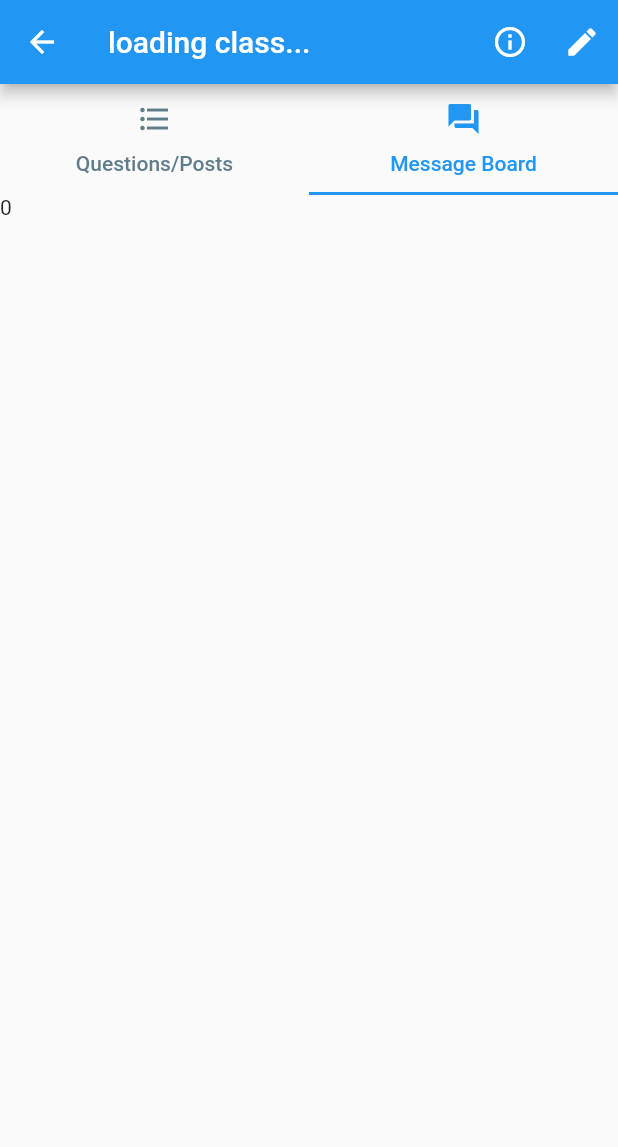
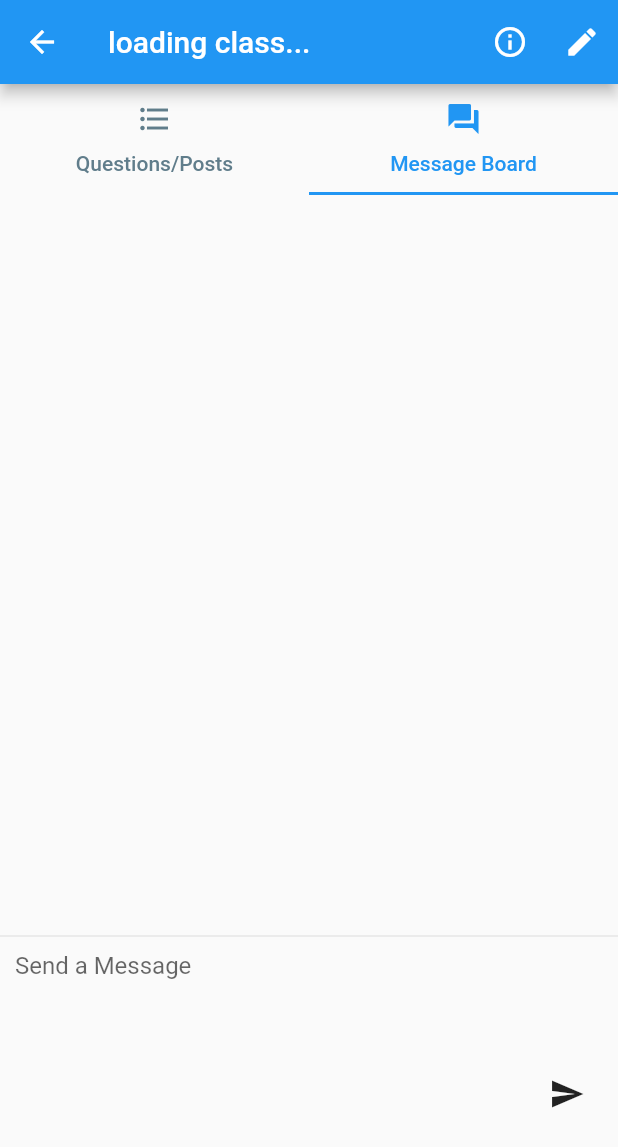
Before and after one commit to rsproule/WashUBubble, a Flutter app: the ClassPage screen opened directly with empty values, tab 2 chosen, on a phone screen of 412 x 824 dp. Shown: the top 1147 px of the screen. Run offline on Flutter 3.47's test engine with Material 2 defaults, Android fonts, the phone set to English and light mode, and no system bars; drawn by our look-alikes of firebase_database; our stand-ins replace firebase_auth, google_sign_in; accounts and stored records are empty.

Commit message:
message board is up and running.

```diff
--- a/lib/ClassPage.dart
+++ b/lib/ClassPage.dart
@@ -2,6 +2,7 @@ import 'dart:async';
 import 'package:flutter/material.dart';
 import './PostQuestion.dart' as newQuestion;
 import './PostTile.dart' as post;
+import './MessageBoard.dart' as msg;
 import './loginStuff.dart' as login;
 
 import 'package:google_sign_in/google_sign_in.dart';
@@ -44,7 +45,6 @@ class ClassPageState extends State<ClassPage>
 
 
   TabController _tabController;
-  int currentState = 0;
 
 
   String classKey, name, professor, code;
@@ -72,8 +72,7 @@ class ClassPageState extends State<ClassPage>
                 Icons.info_outline, color: Colors.white),
                 onPressed: showInfo
             ),
-            currentState == 0
-            ? new IconButton(icon: new Icon(
+            new IconButton(icon: new Icon(
                 Icons.create, color: Colors.white),
                 onPressed: () {
                   Navigator.of(context).push(new MaterialPageRoute(
@@ -84,8 +83,7 @@ class ClassPageState extends State<ClassPage>
                   );
                 }
 
-            )
-            : new Container(),
+    ),
 
           ]
       ),
@@ -111,17 +109,18 @@ class ClassPageState extends State<ClassPage>
                               itemBuilder: (context, DataSnapshot snapshot,
                                   Animation<double> animation) {
                                 return new Column(
-                                    children: <StatefulWidget>[
+                                    children: <Widget>[
                                       new post.PostTile(
                                         snapshot: snapshot,
                                         animation: animation,
-                                      )
+                                      ),
+                                      new Divider(),
                                     ]
                                 );
                               }
 
                           ),
-                      new Text(_tabController.index.toString())
+                      new msg.MessageBoard(this.classKey)
                     ]
                 )
             ),
--- /dev/null
+++ b/lib/MessageBoard.dart
@@ -0,0 +1,143 @@
+import 'package:flutter/material.dart';
+import './loginStuff.dart' as login;
+import 'package:google_sign_in/google_sign_in.dart';
+
+// Firebase db stuff:
+import 'package:firebase_database/firebase_database.dart';
+import 'package:firebase_database/ui/firebase_animated_list.dart';
+
+
+class MessageBoard extends StatefulWidget {
+  String classKey;
+
+  MessageBoard(String k) {
+    this.classKey = k;
+  }
+
+  @override
+  MessageBoardState createState() => new MessageBoardState(this.classKey);
+}
+
+
+class MessageBoardState extends State<MessageBoard> {
+  String classKey;
+  final TextEditingController _messageController = new TextEditingController();
+  final reference = FirebaseDatabase.instance.reference().child('messages');
+
+
+  MessageBoardState(String k) {
+    this.classKey = k;
+  }
+
+  @override
+  Widget build(BuildContext context) {
+    return new Column(
+        children: <Widget>[
+
+          new Flexible(
+              child: new FirebaseAnimatedList(
+                reverse: true,
+                sort: (a, b) => (b.key.compareTo(a.key)),
+                padding: new EdgeInsets.all(8.0),
+                query: reference.child(this.classKey),
+                itemBuilder: (_, DataSnapshot snapshot,
+                    Animation<double> animation) {
+                  return new Column(
+                      children: <Widget>[
+                        new Message(
+                          snapshot: snapshot,
+                          animation: animation,
+                        )
+                      ]
+                  );
+                }
+              ),
+          ),
+          new Divider(),
+          new Container(
+            padding: new EdgeInsets.fromLTRB(10.0, 2.0, 10.0, 0.0),
+
+            child: new Row(
+                children: <Widget>[
+                  new Flexible(
+                    child: new TextField(
+                        controller: _messageController,
+                        maxLines: 10,
+                        decoration: new InputDecoration.collapsed(
+                          hintText: "Send a Message",
+
+                        )
+                    ),
+                  ),
+
+                  new IconButton(
+                      icon: new Icon(Icons.send),
+                      onPressed: _sendMessage
+                  )
+                ]
+            )
+          ),
+
+
+
+
+        ]
+    );
+  }
+
+   _sendMessage() async{
+    GoogleSignInAccount user = login.getUser().currentUser;
+    String message = _messageController.text;
+
+    await reference.child(this.classKey).push().set({
+      "message" : message,
+      "username" : user.displayName,
+      "user_id" : user.id,
+      "photo_url" : user.photoUrl
+    });
+
+    _messageController.clear();
+
+
+  }
+}
+
+class Message extends StatelessWidget{
+  final DataSnapshot snapshot;
+  final Animation animation;
+
+  Message({this.snapshot, this.animation});
+
+  Widget build(BuildContext context){
+    return
+
+
+      new Container(
+      margin: new EdgeInsets.symmetric(vertical: 10.0),
+      padding: new EdgeInsets.symmetric(horizontal: 8.0),
+      child: new Row(
+        children: <Widget> [
+          new Container(
+            child: new GoogleUserCircleAvatar(snapshot.value['photo_url']),
+            margin: const EdgeInsets.only(right: 16.0),
+          ),
+          new Column(
+            crossAxisAlignment:  CrossAxisAlignment.start,
+            children: <Widget> [
+              new Text(snapshot.value['username'], style: Theme.of(context).textTheme.subhead),
+              new Container(
+                  margin: const EdgeInsets.only(right: 8.0),
+                  width: MediaQuery.of(context).size.width - 125.0,
+                  child: new Text(snapshot.value['message'],
+                      style: Theme.of(context).textTheme.body1
+                  )
+              ),
+            ]
+          )
+        ]
+      )
+
+    );
+  }
+
+}
```
